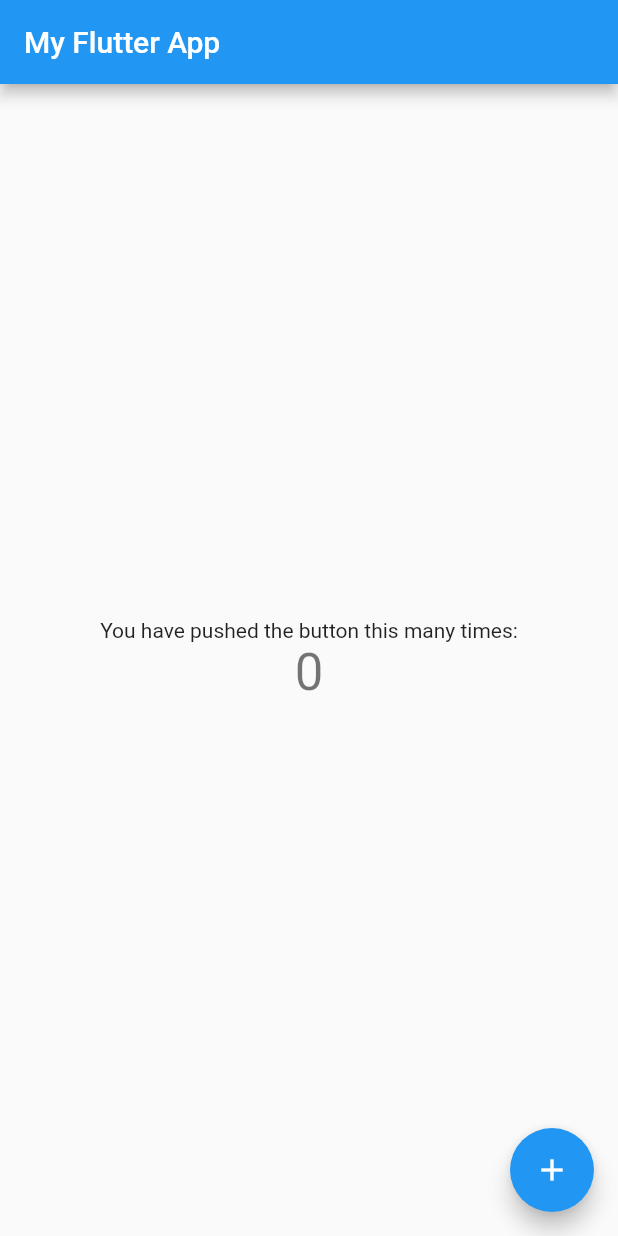
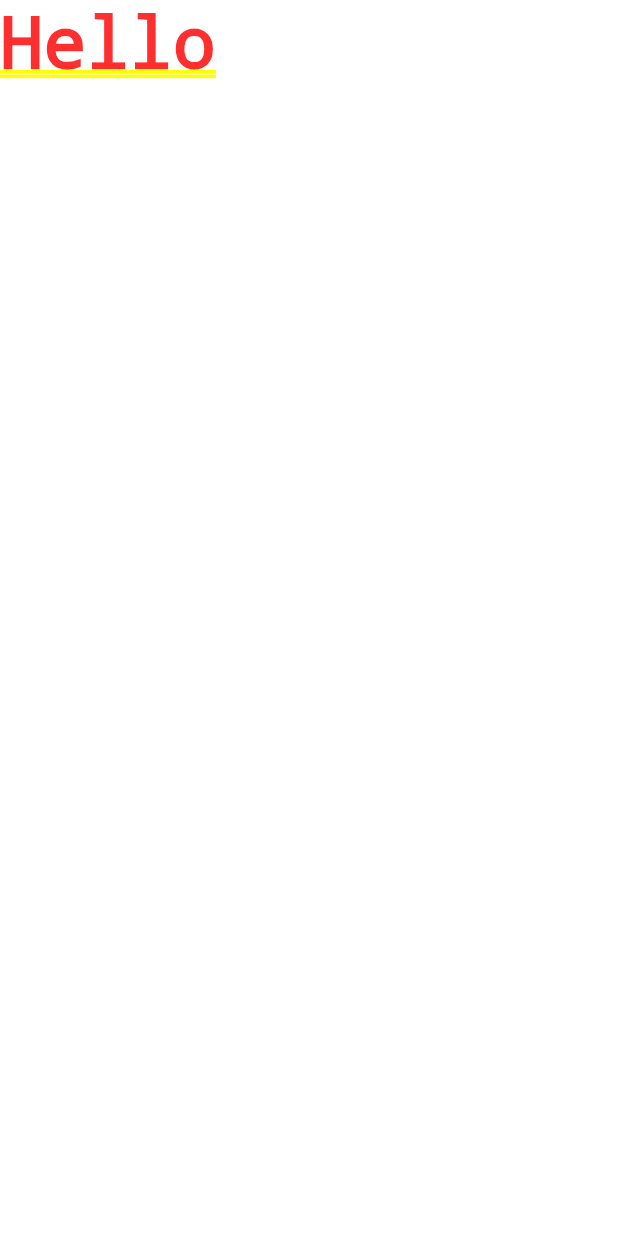
Before and after one commit to bintangDiyantoro/learnflutter, a Flutter app: the screen it shows after launch, on a phone screen of 412 x 824 dp. Run offline on Flutter 3.47's test engine with Material 2 defaults, Android fonts, the phone set to English and light mode, and no system bars.

Commit message:
First Hello App

```diff
--- a/lib/main.dart
+++ b/lib/main.dart
@@ -1,111 +1,10 @@
 import 'package:flutter/material.dart';
 
-void main() => runApp(MyApp());
+void main() => runApp(MyFirstApp());
 
-class MyApp extends StatelessWidget {
-  // This widget is the root of your application.
+class MyFirstApp extends StatelessWidget {
   @override
-  Widget build(BuildContext context) {
-    return MaterialApp(
-      title: 'Flutter Demo',
-      theme: ThemeData(
-        // This is the theme of your application.
-        //
-        // Try running your application with "flutter run". You'll see the
-        // application has a blue toolbar. Then, without quitting the app, try
-        // changing the primarySwatch below to Colors.green and then invoke
-        // "hot reload" (press "r" in the console where you ran "flutter run",
-        // or simply save your changes to "hot reload" in a Flutter IDE).
-        // Notice that the counter didn't reset back to zero; the application
-        // is not restarted.
-        primarySwatch: Colors.blue,
-      ),
-      home: MyHomePage(title: 'My Flutter App'),
-    );
+  Widget build(BuildContext context){
+    return MaterialApp(home: Text('Hello'));
   }
 }
-
-class MyHomePage extends StatefulWidget {
-  MyHomePage({Key key, this.title}) : super(key: key);
-
-  // This widget is the home page of your application. It is stateful, meaning
-  // that it has a State object (defined below) that contains fields that affect
-  // how it looks.
-
-  // This class is the configuration for the state. It holds the values (in this
-  // case the title) provided by the parent (in this case the App widget) and
-  // used by the build method of the State. Fields in a Widget subclass are
-  // always marked "final".
-
-  final String title;
-
-  @override
-  _MyHomePageState createState() => _MyHomePageState();
-}
-
-class _MyHomePageState extends State<MyHomePage> {
-  int _counter = 0;
-
-  void _incrementCounter() {
-    setState(() {
-      // This call to setState tells the Flutter framework that something has
-      // changed in this State, which causes it to rerun the build method below
-      // so that the display can reflect the updated values. If we changed
-      // _counter without calling setState(), then the build method would not be
-      // called again, and so nothing would appear to happen.
-      _counter++;
-    });
-  }
-
-  @override
-  Widget build(BuildContext context) {
-    // This method is rerun every time setState is called, for instance as done
-    // by the _incrementCounter method above.
-    //
-    // The Flutter framework has been optimized to make rerunning build methods
-    // fast, so that you can just rebuild anything that needs updating rather
-    // than having to individually change instances of widgets.
-    return Scaffold(
-      appBar: AppBar(
-        // Here we take the value from the MyHomePage object that was created by
-        // the App.build method, and use it to set our appbar title.
-        title: Text(widget.title),
-      ),
-      body: Center(
-        // Center is a layout widget. It takes a single child and positions it
-        // in the middle of the parent.
-        child: Column(
-          // Column is also a layout widget. It takes a list of children and
-          // arranges them vertically. By default, it sizes itself to fit its
-          // children horizontally, and tries to be as tall as its parent.
-          //
-          // Invoke "debug painting" (press "p" in the console, choose the
-          // "Toggle Debug Paint" action from the Flutter Inspector in Android
-          // Studio, or the "Toggle Debug Paint" command in Visual Studio Code)
-          // to see the wireframe for each widget.
-          //
-          // Column has various properties to control how it sizes itself and
-          // how it positions its children. Here we use mainAxisAlignment to
-          // center the children vertically; the main axis here is the vertical
-          // axis because Columns are vertical (the cross axis would be
-          // horizontal).
-          mainAxisAlignment: MainAxisAlignment.center,
-          children: <Widget>[
-            Text(
-              'You have pushed the button this many times:',
-            ),
-            Text(
-              '$_counter',
-              style: Theme.of(context).textTheme.display1,
-            ),
-          ],
-        ),
-      ),
-      floatingActionButton: FloatingActionButton(
-        onPressed: _incrementCounter,
-        tooltip: 'Increment',
-        child: Icon(Icons.add),
-      ), // This trailing comma makes auto-formatting nicer for build methods.
-    );
-  }
-}
```
Also changed, not shown: 1 other file.
